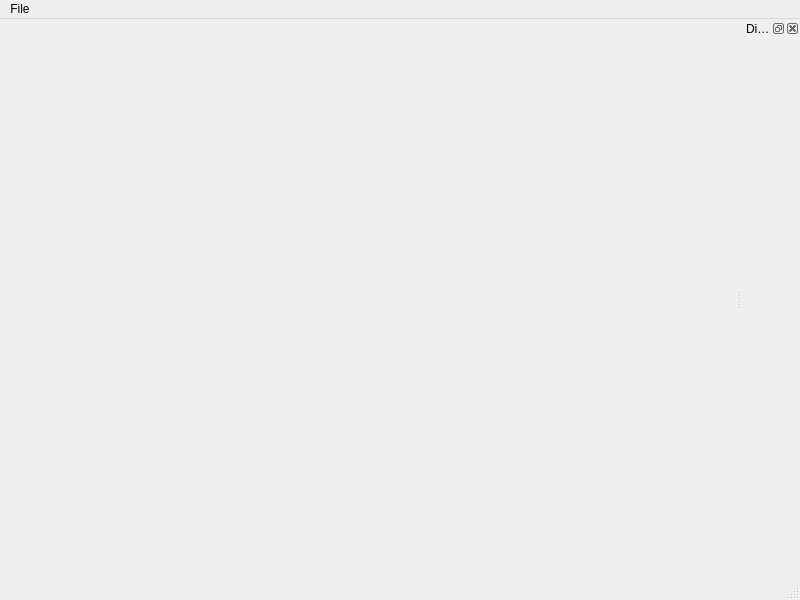
First picture: the form in MainWindow.ui, repository artthirt/TemplateOpenGLView, before the edit.
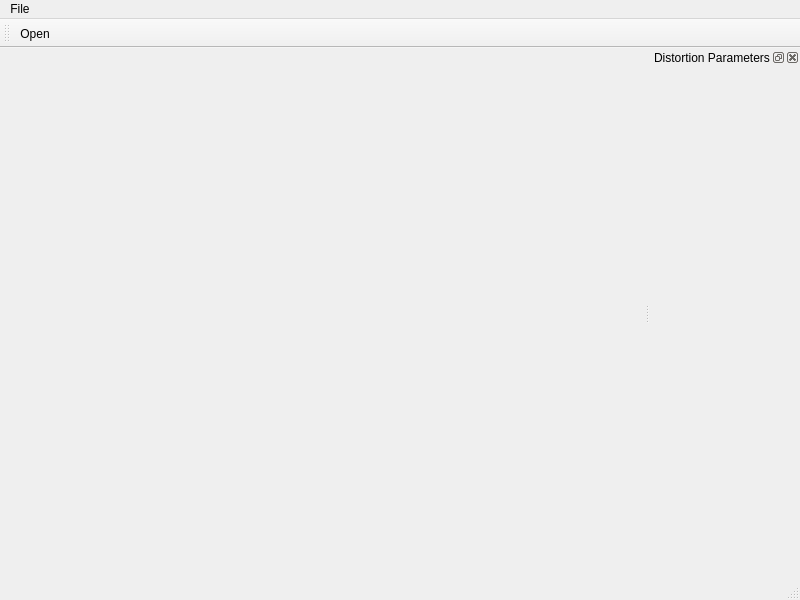
Second picture: the form after the edit.

The edit to the form file:
```diff
--- a/MainWindow.ui
+++ b/MainWindow.ui
@@ -39,6 +39,12 @@
   </widget>
   <widget class="QStatusBar" name="statusbar"/>
   <widget class="QDockWidget" name="dockWidget">
+   <property name="minimumSize">
+    <size>
+     <width>150</width>
+     <height>39</height>
+    </size>
+   </property>
    <property name="windowTitle">
     <string>Distortion Parameters</string>
    </property>
@@ -53,6 +59,18 @@
     </layout>
    </widget>
   </widget>
+  <widget class="QToolBar" name="toolBar">
+   <property name="windowTitle">
+    <string>toolBar</string>
+   </property>
+   <attribute name="toolBarArea">
+    <enum>TopToolBarArea</enum>
+   </attribute>
+   <attribute name="toolBarBreak">
+    <bool>false</bool>
+   </attribute>
+   <addaction name="actionOpen"/>
+  </widget>
   <action name="actionOpen">
    <property name="text">
     <string>Open</string>
```
